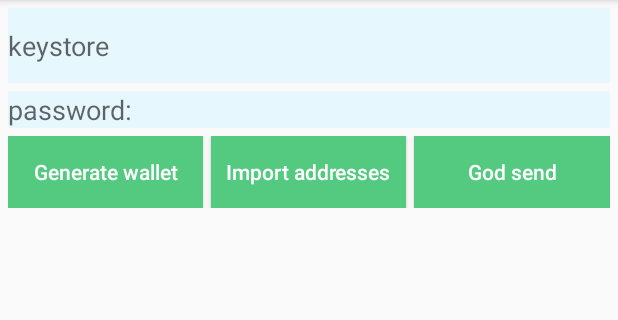
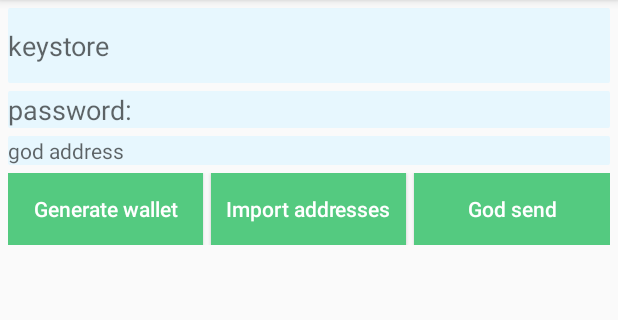
Before and after one commit to SteelCabbage/GodMoney, an Android app: the screen it shows after launch (MainActivity), on a phone screen of 412 x 824 dp, the part 84-404 px from its top. Run offline under Robolectric (Android 15) with nearby library versions, the phone set to English and light mode, and no system bars.

```diff
--- a/app/src/main/java/chinapex/com/godmoney/db/GodMoneyDbDao.java
+++ b/app/src/main/java/chinapex/com/godmoney/db/GodMoneyDbDao.java
@@ -141,7 +141,7 @@ public class GodMoneyDbDao {
         SQLiteDatabase db = openDatabase();
         try {
             db.beginTransaction();
-            db.update(Constant.FIELD_TX_STATE,
+            db.update(Constant.TABLE_TX_RECORD,
                     contentValues,
                     WHERE_CLAUSE_TX_ADDRESS_EQ,
                     new String[]{address});
--- a/app/src/main/java/chinapex/com/godmoney/global/Constant.java
+++ b/app/src/main/java/chinapex/com/godmoney/global/Constant.java
@@ -8,9 +8,9 @@ package chinapex.com.godmoney.global;
 public class Constant {
 
     // net
-    public static final long CONNECT_TIMEOUT = 5;
-    public static final long READ_TIMEOUT = 5;
-    public static final long WRITE_TIMEOUT = 5;
+    public static final long CONNECT_TIMEOUT = 10;
+    public static final long READ_TIMEOUT = 10;
+    public static final long WRITE_TIMEOUT = 10;
     public static final int NET_ERROR = -1;
     public static final int NET_SUCCESS = 1;
     public static final int NET_BODY_NULL = 0;
--- a/app/src/main/java/chinapex/com/godmoney/task/runnable/ReadAccounts.java
+++ b/app/src/main/java/chinapex/com/godmoney/task/runnable/ReadAccounts.java
@@ -1,6 +1,5 @@
 package chinapex.com.godmoney.task.runnable;
 
-import android.content.res.AssetManager;
 import android.os.Environment;
 import android.text.TextUtils;
 
@@ -19,7 +18,6 @@ import chinapex.com.godmoney.db.GodMoneyDbDao;
 import chinapex.com.godmoney.global.GodMoneyApplication;
 import chinapex.com.godmoney.task.callback.IReadAccountsCallback;
 import chinapex.com.godmoney.utils.CpLog;
-import neomobile.Tx;
 
 /**
  * Created by SteelCabbage on 2018/7/20 0020 15:50.
--- a/app/src/main/res/layout/activity_main.xml
+++ b/app/src/main/res/layout/activity_main.xml
@@ -22,6 +22,14 @@
         android:background="@drawable/shape_bg"
         android:hint="password:"
         android:inputType="textPassword" />
+
+    <TextView
+        android:id="@+id/tv_god_address"
+        android:layout_width="match_parent"
+        android:layout_height="wrap_content"
+        android:layout_marginTop="5dp"
+        android:background="@drawable/shape_bg"
+        android:hint="god address" />
 
     <LinearLayout
         android:layout_width="match_parent"
```
Also changed, not shown: app/src/main/java/chinapex/com/godmoney/view/MainActivity.java (+31 -16 lines).
